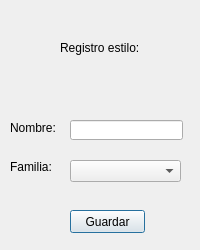
The window that registroestilo.ui (pacheevb/ED_Proyecto2) describes before a commit, drawn with Qt 5.
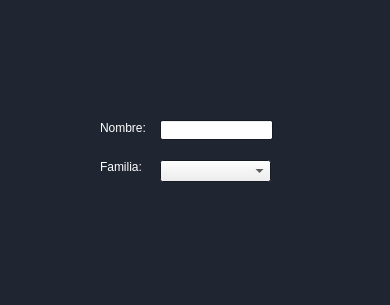
The same window after the commit. Icons and pictures are not drawn.

```diff
--- a/registroestilo.ui
+++ b/registroestilo.ui
@@ -6,17 +6,81 @@
    <rect>
     <x>0</x>
     <y>0</y>
-    <width>200</width>
-    <height>250</height>
+    <width>390</width>
+    <height>305</height>
    </rect>
   </property>
+  <property name="palette">
+   <palette>
+    <active>
+     <colorrole role="Base">
+      <brush brushstyle="SolidPattern">
+       <color alpha="255">
+        <red>255</red>
+        <green>255</green>
+        <blue>255</blue>
+       </color>
+      </brush>
+     </colorrole>
+     <colorrole role="Window">
+      <brush brushstyle="SolidPattern">
+       <color alpha="255">
+        <red>31</red>
+        <green>37</green>
+        <blue>49</blue>
+       </color>
+      </brush>
+     </colorrole>
+    </active>
+    <inactive>
+     <colorrole role="Base">
+      <brush brushstyle="SolidPattern">
+       <color alpha="255">
+        <red>255</red>
+        <green>255</green>
+        <blue>255</blue>
+       </color>
+      </brush>
+     </colorrole>
+     <colorrole role="Window">
+      <brush brushstyle="SolidPattern">
+       <color alpha="255">
+        <red>31</red>
+        <green>37</green>
+        <blue>49</blue>
+       </color>
+      </brush>
+     </colorrole>
+    </inactive>
+    <disabled>
+     <colorrole role="Base">
+      <brush brushstyle="SolidPattern">
+       <color alpha="255">
+        <red>31</red>
+        <green>37</green>
+        <blue>49</blue>
+       </color>
+      </brush>
+     </colorrole>
+     <colorrole role="Window">
+      <brush brushstyle="SolidPattern">
+       <color alpha="255">
+        <red>31</red>
+        <green>37</green>
+        <blue>49</blue>
+       </color>
+      </brush>
+     </colorrole>
+    </disabled>
+   </palette>
+  </property>
   <property name="windowTitle">
    <string>Dialog</string>
   </property>
   <widget class="QLineEdit" name="lineEdit">
    <property name="geometry">
     <rect>
-     <x>70</x>
+     <x>160</x>
      <y>120</y>
      <width>113</width>
      <height>20</height>
@@ -26,25 +90,68 @@
   <widget class="QLabel" name="label">
    <property name="geometry">
     <rect>
-     <x>60</x>
-     <y>40</y>
-     <width>81</width>
-     <height>16</height>
+     <x>40</x>
+     <y>30</y>
+     <width>311</width>
+     <height>31</height>
     </rect>
    </property>
    <property name="text">
-    <string>Registro estilo:</string>
+    <string/>
+   </property>
+   <property name="pixmap">
+    <pixmap resource="recursos.qrc">:/Recursos/lb_regEstilo.png</pixmap>
+   </property>
+   <property name="scaledContents">
+    <bool>true</bool>
    </property>
   </widget>
   <widget class="QLabel" name="label_2">
    <property name="geometry">
     <rect>
-     <x>10</x>
+     <x>100</x>
      <y>120</y>
      <width>51</width>
      <height>16</height>
     </rect>
    </property>
+   <property name="palette">
+    <palette>
+     <active>
+      <colorrole role="WindowText">
+       <brush brushstyle="SolidPattern">
+        <color alpha="255">
+         <red>255</red>
+         <green>255</green>
+         <blue>255</blue>
+        </color>
+       </brush>
+      </colorrole>
+     </active>
+     <inactive>
+      <colorrole role="WindowText">
+       <brush brushstyle="SolidPattern">
+        <color alpha="255">
+         <red>255</red>
+         <green>255</green>
+         <blue>255</blue>
+        </color>
+       </brush>
+      </colorrole>
+     </inactive>
+     <disabled>
+      <colorrole role="WindowText">
+       <brush brushstyle="SolidPattern">
+        <color alpha="255">
+         <red>120</red>
+         <green>120</green>
+         <blue>120</blue>
+        </color>
+       </brush>
+      </colorrole>
+     </disabled>
+    </palette>
+   </property>
    <property name="text">
     <string>Nombre:</string>
    </property>
@@ -52,12 +159,49 @@
   <widget class="QLabel" name="label_3">
    <property name="geometry">
     <rect>
-     <x>10</x>
+     <x>100</x>
      <y>160</y>
      <width>47</width>
      <height>13</height>
     </rect>
    </property>
+   <property name="palette">
+    <palette>
+     <active>
+      <colorrole role="WindowText">
+       <brush brushstyle="SolidPattern">
+        <color alpha="255">
+         <red>255</red>
+         <green>255</green>
+         <blue>255</blue>
+        </color>
+       </brush>
+      </colorrole>
+     </active>
+     <inactive>
+      <colorrole role="WindowText">
+       <brush brushstyle="SolidPattern">
+        <color alpha="255">
+         <red>255</red>
+         <green>255</green>
+         <blue>255</blue>
+        </color>
+       </brush>
+      </colorrole>
+     </inactive>
+     <disabled>
+      <colorrole role="WindowText">
+       <brush brushstyle="SolidPattern">
+        <color alpha="255">
+         <red>120</red>
+         <green>120</green>
+         <blue>120</blue>
+        </color>
+       </brush>
+      </colorrole>
+     </disabled>
+    </palette>
+   </property>
    <property name="text">
     <string>Familia:</string>
    </property>
@@ -65,7 +209,7 @@
   <widget class="QComboBox" name="comboBox">
    <property name="geometry">
     <rect>
-     <x>70</x>
+     <x>160</x>
      <y>160</y>
      <width>111</width>
      <height>22</height>
@@ -75,16 +219,42 @@
   <widget class="QPushButton" name="pushButton">
    <property name="geometry">
     <rect>
-     <x>70</x>
-     <y>210</y>
-     <width>75</width>
-     <height>23</height>
+     <x>260</x>
+     <y>240</y>
+     <width>101</width>
+     <height>41</height>
     </rect>
    </property>
    <property name="text">
-    <string>Guardar</string>
+    <string/>
    </property>
+   <property name="flat">
+    <bool>true</bool>
+   </property>
   </widget>
+  <widget class="QLabel" name="label_4">
+   <property name="geometry">
+    <rect>
+     <x>260</x>
+     <y>240</y>
+     <width>121</width>
+     <height>51</height>
+    </rect>
+   </property>
+   <property name="text">
+    <string/>
+   </property>
+   <property name="pixmap">
+    <pixmap resource="recursos.qrc">:/Recursos/btn_guardar.png</pixmap>
+   </property>
+  </widget>
+  <zorder>lineEdit</zorder>
+  <zorder>label</zorder>
+  <zorder>label_2</zorder>
+  <zorder>label_3</zorder>
+  <zorder>comboBox</zorder>
+  <zorder>label_4</zorder>
+  <zorder>btn_guardarEstilo</zorder>
  </widget>
  <resources/>
  <connections/>
```
Left out of the diff: 6 changed lines with no effect on the pictures.
